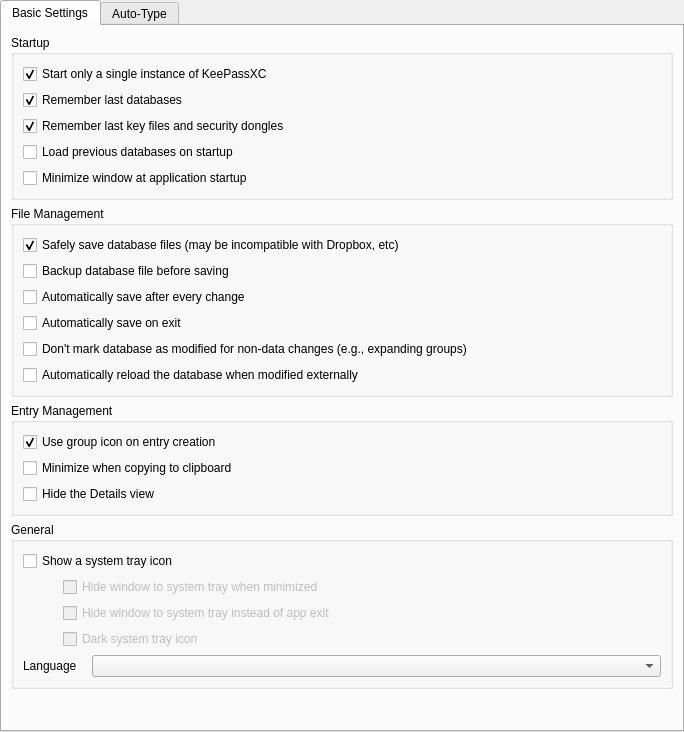
First picture: the form in src/gui/SettingsWidgetGeneral.ui, repository keepassxreboot/keepassxc, before the edit.
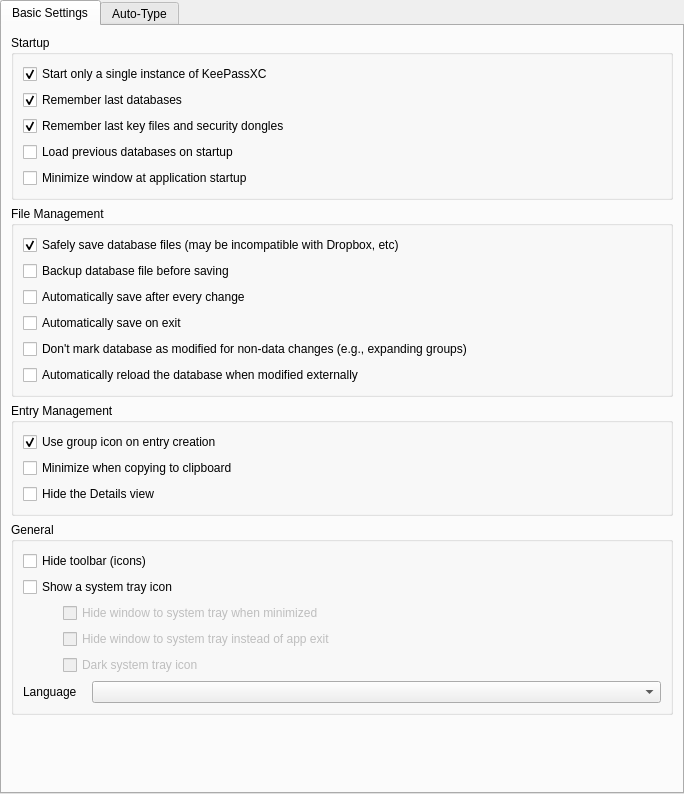
Second picture: the form after the edit. Custom widgets are drawn as their Qt base class.

Commit message: Add UI setting "Hide toolbar (icons)"

Patch:
```diff
--- a/src/gui/SettingsWidgetGeneral.ui
+++ b/src/gui/SettingsWidgetGeneral.ui
@@ -7,7 +7,7 @@
     <x>0</x>
     <y>0</y>
     <width>684</width>
-    <height>732</height>
+    <height>794</height>
    </rect>
   </property>
   <layout class="QVBoxLayout" name="verticalLayout_3">
@@ -179,6 +179,13 @@
           <string>General</string>
          </property>
          <layout class="QVBoxLayout" name="verticalLayout_7">
+          <item>
+           <widget class="QCheckBox" name="toolbarHideCheckBox">
+            <property name="text">
+             <string>Hide toolbar (icons)</string>
+            </property>
+           </widget>
+          </item>
           <item>
            <widget class="QCheckBox" name="systrayShowCheckBox">
             <property name="text">
```
The commit also changes 1 other file.
